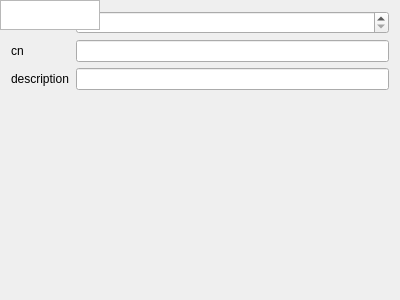
First picture: the form in agent/src/clacks/agent/data/templates/default/group-posix.ui, repository gonicus/clacks, before the edit.
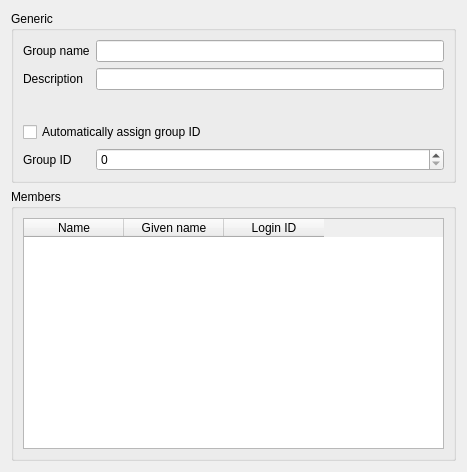
Second picture: the form after the edit. Icons and pictures are not drawn.

Commit message: Added group tab initially

Patch:
```diff
--- a/agent/src/clacks/agent/data/templates/default/group-posix.ui
+++ b/agent/src/clacks/agent/data/templates/default/group-posix.ui
@@ -6,57 +6,128 @@
       <rect>
         <x>0</x>
         <y>0</y>
-        <width>400</width>
-        <height>300</height>
+    <width>467</width>
+    <height>472</height>
       </rect>
     </property>
     <property name="windowTitle">
-      <string>posixGroup</string>
-    </property>
-    <layout name="gridLayout" class="QGridLayout">
-      <item column="0" row="0">
-        <layout name="formLayout" class="QFormLayout">
-          <item column="0" row="0">
-            <widget name="gidNumberLabel*" class="QLabel">
+   <string>POSIX</string>
+  </property>
+  <property name="categoryTitle" stdset="0">
+    <string>Group</string>
+  </property>
+  <property name="windowIcon">
+   <iconset>
+    <normaloff>:/images/group-posix.png</normaloff>:/images/group-posix.png</iconset>
+  </property>
+  <property name="editTitle" stdset="0">
+   <string>Edit members</string>
+  </property>
+  <layout class="QVBoxLayout" name="verticalLayout">
+   <item>
+    <widget class="QGroupBox" name="groupBox">
+     <property name="title">
+      <string>Generic</string>
+     </property>
+     <layout class="QGridLayout" name="gridLayout">
+      <item row="0" column="0">
+       <layout class="QFormLayout" name="formLayout">
+        <item row="0" column="0">
+         <widget class="QLabel" name="cnLabel">
               <property name="text">
-                <string>gidNumber</string>
-              </property>
-            </widget>
-          </item>
-          <item column="1" row="0">
-            <widget name="gidNumberEdit*" class="QSpinBox"/>
-          </item>
-          <item column="0" row="1">
-            <widget name="cnLabel*" class="QLabel">
+           <string>Group name</string>
+          </property>
+          <property name="buddy">
+           <cstring>cnEdit</cstring>
+          </property>
+         </widget>
+        </item>
+        <item row="0" column="1">
+         <widget class="QLineEdit" name="cnEdit"/>
+        </item>
+        <item row="1" column="0">
+         <widget class="QLabel" name="descriptionLabel">
               <property name="text">
-                <string>cn</string>
-              </property>
-            </widget>
-          </item>
-          <item column="1" row="1">
-            <widget name="cnEdit*" class="QLineEdit"/>
-          </item>
-          <item column="0" row="2">
-            <widget name="descriptionLabel" class="QLabel">
+           <string>Description</string>
+          </property>
+          <property name="buddy">
+           <cstring>descriptionEdit</cstring>
+          </property>
+         </widget>
+        </item>
+        <item row="1" column="1">
+         <widget class="QLineEdit" name="descriptionEdit"/>
+        </item>
+        <item row="3" column="0" colspan="2">
+         <widget class="QCheckBox" name="checkBox">
               <property name="text">
-                <string>description</string>
+           <string>Automatically assign group ID</string>
               </property>
             </widget>
           </item>
-          <item column="1" row="2">
-            <widget name="descriptionEdit" class="QLineEdit"/>
-          </item>
-          <item column="0" row="2">
-            <widget name="memberUid" class="QLabel">
+        <item row="4" column="0">
+         <widget class="QLabel" name="gidNumberLabel">
               <property name="text">
-                <string>memberUid</string>
-              </property>
-            </widget>
-          </item>
-          <item column="1" row="2">
-            <widget name="memberUidEdit" class="QTableWidget"/>
-          </item>
-        </layout>
+           <string>Group ID</string>
+          </property>
+          <property name="buddy">
+           <cstring>gidNumberEdit</cstring>
+          </property>
+         </widget>
+        </item>
+        <item row="4" column="1">
+         <widget class="QSpinBox" name="gidNumberEdit"/>
+        </item>
+        <item row="2" column="0">
+         <spacer name="verticalSpacer">
+          <property name="orientation">
+           <enum>Qt::Vertical</enum>
+          </property>
+          <property name="sizeType">
+           <enum>QSizePolicy::Fixed</enum>
+          </property>
+          <property name="sizeHint" stdset="0">
+           <size>
+            <width>20</width>
+            <height>20</height>
+           </size>
+          </property>
+         </spacer>
+        </item>
+       </layout>
+      </item>
+     </layout>
+    </widget>
+   </item>
+   <item>
+    <widget class="QGroupBox" name="groupBox_2">
+     <property name="title">
+      <string>Members</string>
+     </property>
+     <layout class="QGridLayout" name="gridLayout_2">
+      <item row="0" column="0">
+       <widget class="QTableWidget" name="memberUidEdit">
+        <column>
+         <property name="text">
+          <string comment="sn">Name</string>
+         </property>
+        </column>
+        <column>
+         <property name="text">
+          <string comment="givenName">Given name</string>
+         </property>
+        </column>
+        <column>
+         <property name="text">
+          <string comment="uid">Login ID</string>
+         </property>
+        </column>
+       </widget>
+      </item>
+     </layout>
+     <zorder>memberUidEdit</zorder>
+     <zorder>memberUidEdit</zorder>
+    </widget>
       </item>
     </layout>
   </widget>
```
Left out of the diff: 42 changed lines with no effect on the pictures. Lines whose indentation alone changed are shown as unchanged. The commit also changes 3 other files.
